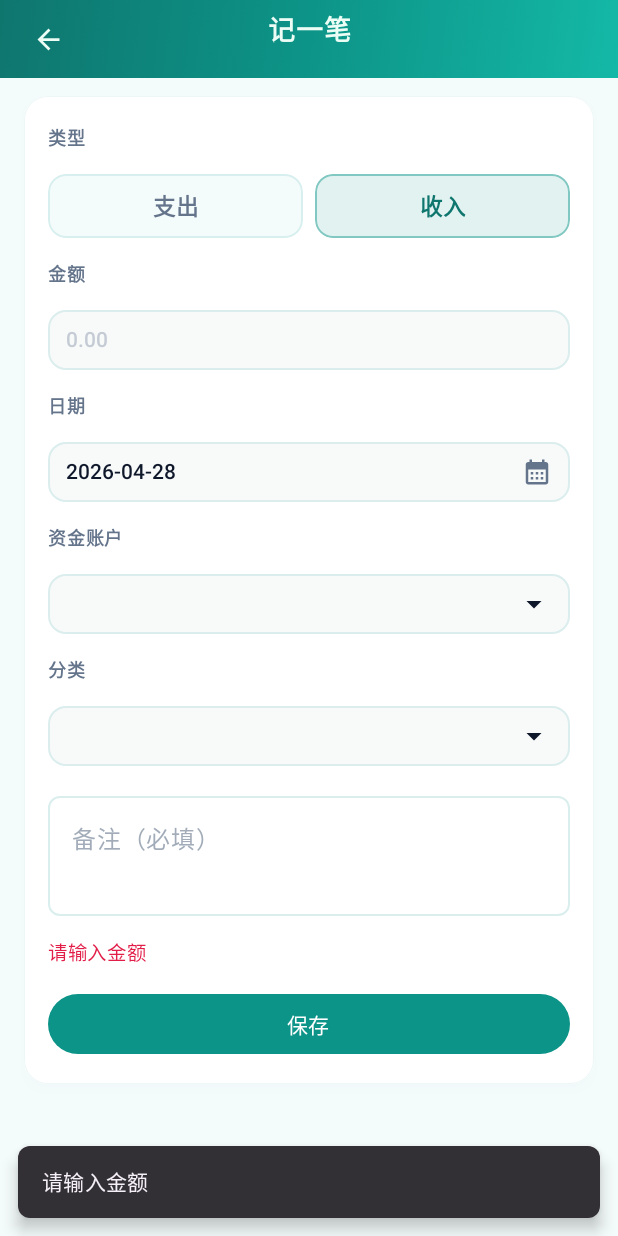
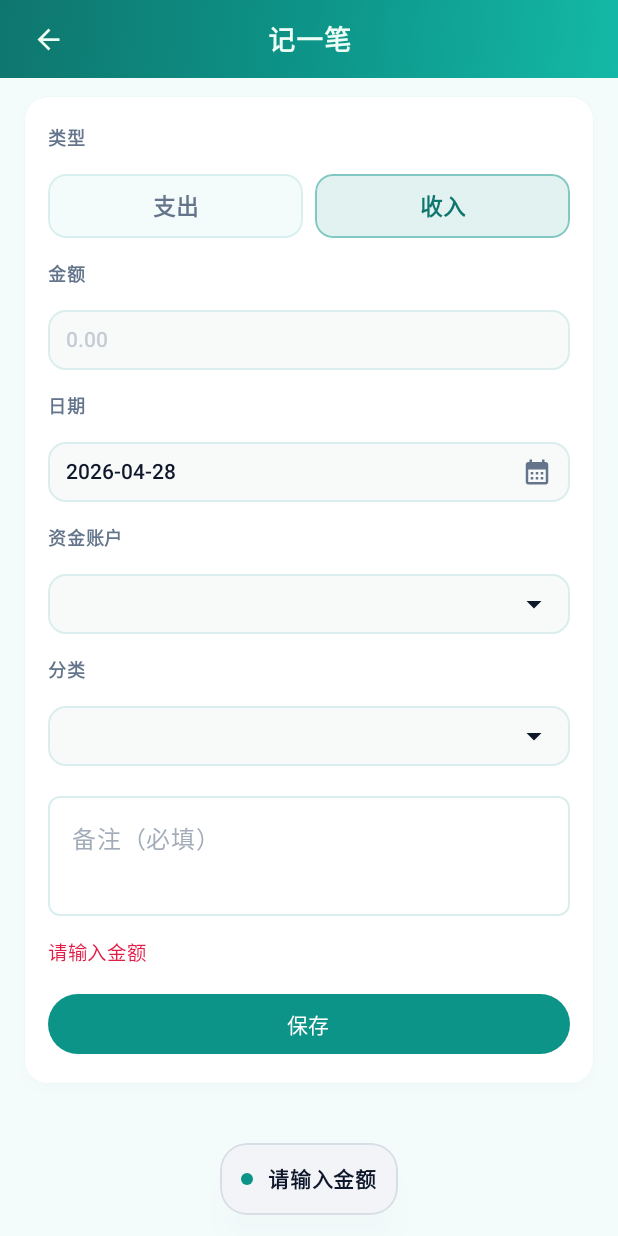
Before and after one commit to nfwork/myLedger, an Android app built with Jetpack Compose: the EntryFormScreen screen opened through its navigation route, after a tap on "保存", on a phone screen of 412 x 824 dp. Run offline under Robolectric (Android 15) with nearby library versions, the light colour scheme and no system bars; 2 statements that could not run were skipped; 3 other taps on this screen came first.

Commit message:
Android界面优化

```diff
--- a/myledger-android/app/src/main/java/com/myledger/app/ui/navigation/AppNavigation.kt
+++ b/myledger-android/app/src/main/java/com/myledger/app/ui/navigation/AppNavigation.kt
@@ -3,11 +3,17 @@ package com.myledger.app.ui.navigation
 import androidx.navigation.NavGraph.Companion.findStartDestination
 import androidx.activity.compose.BackHandler
 import androidx.compose.foundation.background
+import androidx.compose.foundation.border
+import androidx.compose.foundation.layout.Arrangement
 import androidx.compose.foundation.layout.Box
 import androidx.compose.foundation.layout.fillMaxSize
 import androidx.compose.foundation.layout.fillMaxWidth
+import androidx.compose.foundation.layout.height
 import androidx.compose.foundation.layout.padding
+import androidx.compose.foundation.layout.Row
 import androidx.compose.foundation.layout.size
+import androidx.compose.foundation.shape.RoundedCornerShape
+import androidx.compose.foundation.shape.CircleShape
 import androidx.compose.foundation.layout.statusBarsPadding
 import androidx.compose.material3.CircularProgressIndicator
 import androidx.compose.material.icons.Icons
@@ -27,6 +33,7 @@ import androidx.compose.runtime.rememberCoroutineScope
 import androidx.compose.runtime.setValue
 import androidx.compose.ui.Alignment
 import androidx.compose.ui.Modifier
+import androidx.compose.ui.draw.shadow
 import androidx.compose.ui.graphics.Brush
 import androidx.compose.ui.graphics.Color
 import androidx.compose.ui.platform.LocalContext
@@ -34,7 +41,7 @@ import androidx.compose.ui.text.font.FontWeight
 import androidx.compose.ui.text.style.TextAlign
 import androidx.compose.ui.unit.dp
 import androidx.compose.ui.unit.sp
-import android.widget.Toast
+import androidx.compose.foundation.layout.widthIn
 import android.app.Activity
 import androidx.navigation.NavType
 import androidx.navigation.compose.NavHost
@@ -57,8 +64,11 @@ import com.myledger.app.ui.screens.RegisterScreen
 import com.myledger.app.ui.screens.StatisticsScreen
 import com.myledger.app.ui.theme.Bg
 import com.myledger.app.ui.theme.HeaderText
+import com.myledger.app.ui.theme.Primary
 import com.myledger.app.ui.theme.PrimaryDark
+import com.myledger.app.ui.theme.Surface
 import com.myledger.app.ui.theme.TealLight
+import com.myledger.app.ui.theme.TextPrimary
 import kotlinx.coroutines.Dispatchers
 import kotlinx.coroutines.launch
 import kotlinx.coroutines.withContext
@@ -114,7 +124,7 @@ fun AppRoot() {
         containerColor = Bg,
         topBar = {
             if (title != null) {
-                // 与 H5 MainLayout.vue .page-head 接近：statusBar + 约 10dp 垂直留白，避免 Material TopAppBar 默认过高
+                // 固定标题栏内容高度，避免有无返回按钮时顶部高度抖动。
                 Box(
                     modifier = Modifier
                         .fillMaxWidth()
@@ -127,8 +137,13 @@ fun AppRoot() {
                                 ),
                             ),
                         )
-                        .statusBarsPadding()
-                        .padding(horizontal = 12.dp, vertical = 6.dp),
+                        .statusBarsPadding(),
+                ) {
+                    Box(
+                        modifier = Modifier
+                            .fillMaxWidth()
+                            .height(52.dp)
+                            .padding(horizontal = 12.dp),
                     ) {
                         Text(
                             title,
@@ -138,15 +153,19 @@ fun AppRoot() {
                             letterSpacing = 0.5.sp,
                             textAlign = TextAlign.Center,
                             modifier = Modifier
+                                .align(Alignment.Center)
                                 .fillMaxWidth()
                                 .padding(horizontal = 44.dp),
                         )
+                        Box(
+                            modifier = Modifier
+                                .align(Alignment.CenterStart)
+                                .size(40.dp),
+                        ) {
                             if (showBack(route)) {
                                 IconButton(
                                     onClick = { nav.popBackStack() },
-                            modifier = Modifier
-                                .align(Alignment.CenterStart)
-                                .size(40.dp),
+                                    modifier = Modifier.fillMaxSize(),
                                 ) {
                                     Icon(
                                         imageVector = Icons.AutoMirrored.Filled.ArrowBack,
@@ -154,6 +173,8 @@ fun AppRoot() {
                                         tint = HeaderText,
                                         modifier = Modifier.size(22.dp),
                                     )
+                                }
+                            }
                         }
                     }
                 }
@@ -171,7 +192,6 @@ fun AppRoot() {
                 )
             }
         },
-        snackbarHost = { SnackbarHost(snack) },
     ) { padding ->
         val isTopLevelRoute = route in setOf("dashboard", "entries", "stats", "profile", "login")
 
@@ -181,16 +201,19 @@ fun AppRoot() {
                 (context as? Activity)?.finish()
             } else {
                 lastBackPressTime = currentTime
-                Toast.makeText(context, "再按一次退出应用", Toast.LENGTH_SHORT).show()
+                snackMsg("再按一次退出应用")
             }
         }
 
+        Box(
+            modifier = Modifier
+                .fillMaxSize()
+                .padding(padding),
+        ) {
             NavHost(
                 navController = nav,
                 startDestination = "splash",
-            modifier = Modifier
-                .fillMaxSize()
-                .padding(padding),
+                modifier = Modifier.fillMaxSize(),
             ) {
                 composable("splash") {
                     Box(Modifier.fillMaxSize(), contentAlignment = Alignment.Center) {
@@ -243,7 +266,7 @@ fun AppRoot() {
                 composable("entry_new") {
                     EntryFormScreen(
                         entryId = null,
-                    onDone = { nav.popBackStack() },
+                        onDone = { navigateToTab("entries") },
                         onError = { snackMsg(it) },
                         onSuccess = { snackMsg(it) },
                     )
@@ -255,7 +278,7 @@ fun AppRoot() {
                     val id = entry.arguments?.getLong("id")
                     EntryFormScreen(
                         entryId = id,
-                    onDone = { nav.popBackStack() },
+                        onDone = { navigateToTab("entries") },
                         onError = { snackMsg(it) },
                         onSuccess = { snackMsg(it) },
                     )
@@ -294,5 +317,44 @@ fun AppRoot() {
                     )
                 }
             }
+
+            SnackbarHost(
+                hostState = snack,
+                modifier = Modifier
+                    .align(Alignment.BottomCenter)
+                    .padding(horizontal = 20.dp, vertical = 14.dp),
+            ) { data ->
+                Box(
+                    modifier = Modifier
+                        .widthIn(max = 420.dp)
+                        .shadow(
+                            elevation = 12.dp,
+                            shape = RoundedCornerShape(18.dp),
+                            ambientColor = PrimaryDark.copy(alpha = 0.08f),
+                            spotColor = PrimaryDark.copy(alpha = 0.12f),
+                        )
+                        .border(1.dp, Color(0xFFD8DEE6), RoundedCornerShape(18.dp))
+                        .background(Color(0xFFF2F4F7), RoundedCornerShape(18.dp))
+                        .padding(horizontal = 14.dp, vertical = 12.dp),
+                ) {
+                    Row(
+                        verticalAlignment = Alignment.CenterVertically,
+                        horizontalArrangement = Arrangement.spacedBy(10.dp),
+                    ) {
+                        Box(
+                            modifier = Modifier
+                                .size(8.dp)
+                                .background(Primary, CircleShape),
+                        )
+                        Text(
+                            text = data.visuals.message,
+                            fontSize = 14.sp,
+                            fontWeight = FontWeight.SemiBold,
+                            color = TextPrimary,
+                        )
                     }
                 }
+            }
+        }
+    }
+}
--- a/myledger-android/app/src/main/java/com/myledger/app/ui/screens/EntryFormScreen.kt
+++ b/myledger-android/app/src/main/java/com/myledger/app/ui/screens/EntryFormScreen.kt
@@ -105,6 +105,7 @@ fun EntryFormScreen(
     var catMenu by remember { mutableStateOf(false) }
     var showDelete by remember { mutableStateOf(false) }
     var showDatePicker by remember { mutableStateOf(false) }
+    var showPostSaveChoice by remember { mutableStateOf(false) }
     val scope = rememberCoroutineScope()
     val formScroll = rememberScrollState()
 
@@ -167,6 +168,12 @@ fun EntryFormScreen(
                     ?: cats.firstOrNull()?.get("id")?.asLong
             } catch (_: Exception) { }
         }
+    }
+
+    fun prepareForNextEntry() {
+        amount = ""
+        remark = ""
+        err = null
     }
 
     Column(
@@ -363,11 +370,11 @@ fun EntryFormScreen(
                                 body["id"] = entryId
                                 withContext(Dispatchers.IO) { AppServices.ledgerRepository.updateEntry(body) }
                                 onSuccess("已保存")
+                                onDone()
                             } else {
                                 withContext(Dispatchers.IO) { AppServices.ledgerRepository.addEntry(body) }
-                                onSuccess("已记账")
+                                showPostSaveChoice = true
                             }
-                            onDone()
                         } catch (e: Exception) {
                             err = e.message ?: "保存失败"
                             onError(err!!)
@@ -445,6 +452,31 @@ fun EntryFormScreen(
             },
         )
     }
+
+    if (showPostSaveChoice) {
+        AlertDialog(
+            onDismissRequest = { },
+            title = { Text("记账成功") },
+            text = { Text("这笔流水已保存。要继续记账，还是返回流水页？") },
+            confirmButton = {
+                TextButton(
+                    onClick = {
+                        showPostSaveChoice = false
+                        prepareForNextEntry()
+                    },
+                ) { Text("继续记账") }
+            },
+            dismissButton = {
+                TextButton(
+                    onClick = {
+                        showPostSaveChoice = false
+                        onSuccess("已记账")
+                        onDone()
+                    },
+                ) { Text("返回流水页") }
+            },
+        )
+    }
 }
 
 private fun todayIso(): String {
```
Also changed, not shown: myledger-android/app/src/main/java/com/myledger/app/ui/screens/EntriesScreen.kt (+84 -37 lines). Lines whose indentation alone changed are shown as unchanged.
